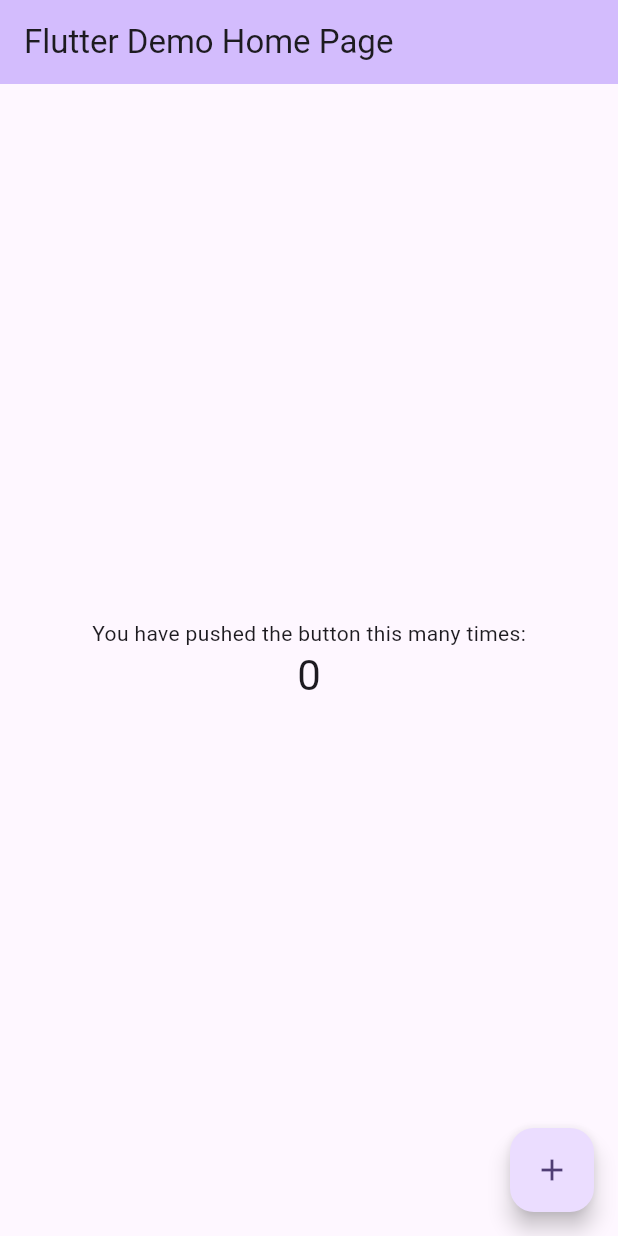
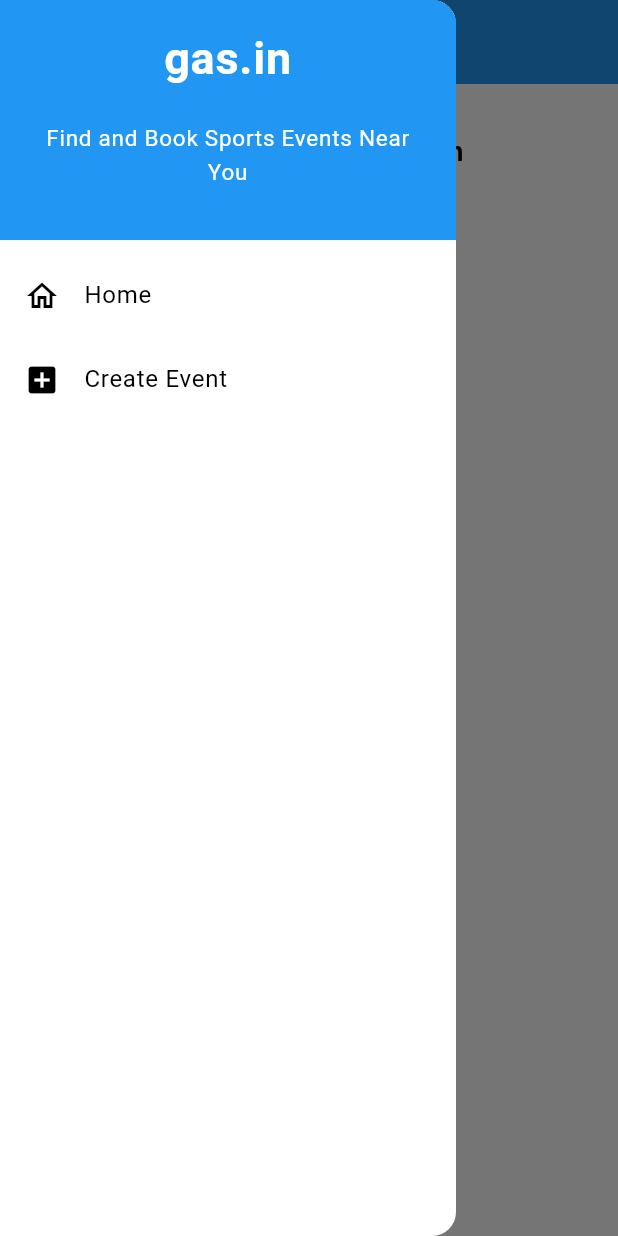
Before and after one commit to PBP-D-07/gas-in-mobile, a Flutter app: the screen it shows after launch, with the side drawer open (before the commit the screen has no drawer), on a phone screen of 412 x 824 dp. Run offline on Flutter 3.47's test engine with Material 3 defaults, Android fonts, the light colour scheme and no system bars; missing offline and left inert: pbp_django_auth.

Commit message:
create drawer and create event page

```diff
--- a/lib/main.dart
+++ b/lib/main.dart
@@ -1,4 +1,5 @@
 import 'package:flutter/material.dart';
+import 'package:gas_in/screens/menu.dart';
 import 'package:pbp_django_auth/pbp_django_auth.dart';
 import 'package:provider/provider.dart';
 
@@ -18,7 +19,7 @@ class MyApp extends StatelessWidget {
         return request;
       },
       child: MaterialApp(
-        title: 'Flutter Demo',
+        title: 'Pacil Ballers',
         theme: ThemeData(
           // This is the theme of your application.
           //
@@ -35,96 +36,11 @@ class MyApp extends StatelessWidget {
           //
           // This works for code too, not just values: Most code changes can be
           // tested with just a hot reload.
-          colorScheme: ColorScheme.fromSeed(seedColor: Colors.deepPurple),
+            colorScheme: ColorScheme.fromSwatch(primarySwatch: Colors.blue)
+          .copyWith(secondary: Colors.blueAccent[400]),
         ),
-        home: const MyHomePage(title: 'Flutter Demo Home Page'),
+        home: MyHomePage(),
       ),
     );
   }
 }
-
-class MyHomePage extends StatefulWidget {
-  const MyHomePage({super.key, required this.title});
-
-  // This widget is the home page of your application. It is stateful, meaning
-  // that it has a State object (defined below) that contains fields that affect
-  // how it looks.
-
-  // This class is the configuration for the state. It holds the values (in this
-  // case the title) provided by the parent (in this case the App widget) and
-  // used by the build method of the State. Fields in a Widget subclass are
-  // always marked "final".
-
-  final String title;
-
-  @override
-  State<MyHomePage> createState() => _MyHomePageState();
-}
-
-class _MyHomePageState extends State<MyHomePage> {
-  int _counter = 0;
-
-  void _incrementCounter() {
-    setState(() {
-      // This call to setState tells the Flutter framework that something has
-      // changed in this State, which causes it to rerun the build method below
-      // so that the display can reflect the updated values. If we changed
-      // _counter without calling setState(), then the build method would not be
-      // called again, and so nothing would appear to happen.
-      _counter++;
-    });
-  }
-
-  @override
-  Widget build(BuildContext context) {
-    // This method is rerun every time setState is called, for instance as done
-    // by the _incrementCounter method above.
-    //
-    // The Flutter framework has been optimized to make rerunning build methods
-    // fast, so that you can just rebuild anything that needs updating rather
-    // than having to individually change instances of widgets.
-    return Scaffold(
-      appBar: AppBar(
-        // TRY THIS: Try changing the color here to a specific color (to
-        // Colors.amber, perhaps?) and trigger a hot reload to see the AppBar
-        // change color while the other colors stay the same.
-        backgroundColor: Theme.of(context).colorScheme.inversePrimary,
-        // Here we take the value from the MyHomePage object that was created by
-        // the App.build method, and use it to set our appbar title.
-        title: Text(widget.title),
-      ),
-      body: Center(
-        // Center is a layout widget. It takes a single child and positions it
-        // in the middle of the parent.
-        child: Column(
-          // Column is also a layout widget. It takes a list of children and
-          // arranges them vertically. By default, it sizes itself to fit its
-          // children horizontally, and tries to be as tall as its parent.
-          //
-          // Column has various properties to control how it sizes itself and
-          // how it positions its children. Here we use mainAxisAlignment to
-          // center the children vertically; the main axis here is the vertical
-          // axis because Columns are vertical (the cross axis would be
-          // horizontal).
-          //
-          // TRY THIS: Invoke "debug painting" (choose the "Toggle Debug Paint"
-          // action in the IDE, or press "p" in the console), to see the
-          // wireframe for each widget.
-          mainAxisAlignment: MainAxisAlignment.center,
-          children: <Widget>[
-            const Text('You have pushed the button this many times:'),
-            Text(
-              '$_counter',
-              style: Theme.of(context).textTheme.headlineMedium,
-            ),
-          ],
-        ),
-      ),
-      floatingActionButton: FloatingActionButton(
-        onPressed: _incrementCounter,
-        tooltip: 'Increment',
-        child: const Icon(Icons.add),
-      ), // This trailing comma makes auto-formatting nicer for build methods.
-    );
-  }
-}
--- /dev/null
+++ b/lib/screens/menu.dart
@@ -0,0 +1,102 @@
+import 'package:flutter/material.dart';
+import 'package:gas_in/widgets/left_drawer.dart';
+
+class MyHomePage extends StatelessWidget {
+  const MyHomePage({super.key});
+
+  @override
+  Widget build(BuildContext context) {
+    // Scaffold menyediakan struktur dasar halaman dengan AppBar dan body.
+    return Scaffold(
+      appBar: AppBar(
+        title: const Text(
+          'gas.in',
+          style: TextStyle(color: Colors.white, fontWeight: FontWeight.bold),
+        ),
+        // Warna latar belakang AppBar diambil dari skema warna tema aplikasi.
+        backgroundColor: Theme.of(context).colorScheme.primary,
+      ),
+      drawer: LeftDrawer(),
+      // Body halaman dengan padding di sekelilingnya.
+      body: Padding(
+        padding: const EdgeInsets.all(16.0),
+        // Menyusun widget secara vertikal dalam sebuah kolom.
+        child: Column(
+          crossAxisAlignment: CrossAxisAlignment.center,
+          children: [
+            // Menempatkan widget berikutnya di tengah halaman.
+            Center(
+              child: Column(
+                // Menyusun teks dan grid item secara vertikal.
+                children: [
+                  // Menampilkan teks sambutan dengan gaya tebal dan ukuran 18.
+                  const Padding(
+                    padding: EdgeInsets.only(top: 16.0),
+                    child: Text(
+                      'Selamat datang di gas.in',
+                      style: TextStyle(
+                        fontWeight: FontWeight.bold,
+                        fontSize: 18.0,
+                      ),
+                    ),
+                  ),
+
+                  // Grid untuk menampilkan ItemCard dalam bentuk grid 3 kolom.
+                  GridView.count(
+                    primary: true,
+                    padding: const EdgeInsets.all(20),
+                    crossAxisSpacing: 10,
+                    mainAxisSpacing: 10,
+                    crossAxisCount: 3,
+                    // Agar grid menyesuaikan tinggi kontennya.
+                    shrinkWrap: true,
+                  ),
+                ],
+              ),
+            ),
+          ],
+        ),
+      ),
+    );
+  }
+}
+
+class InfoCard extends StatelessWidget {
+  // Kartu informasi yang menampilkan title dan content.
+
+  final String title; // Judul kartu.
+  final String content; // Isi kartu.
+
+  const InfoCard({super.key, required this.title, required this.content});
+
+  @override
+  Widget build(BuildContext context) {
+    return Card(
+      // Membuat kotak kartu dengan bayangan dibawahnya.
+      elevation: 2.0,
+      child: Container(
+        // Mengatur ukuran dan jarak di dalam kartu.
+        width:
+            MediaQuery.of(context).size.width /
+            3.5, // menyesuaikan dengan lebar device yang digunakan.
+        padding: const EdgeInsets.all(16.0),
+        // Menyusun title dan content secara vertikal.
+        child: Column(
+          children: [
+            Text(title, style: const TextStyle(fontWeight: FontWeight.bold)),
+            const SizedBox(height: 8.0),
+            Text(content),
+          ],
+        ),
+      ),
+    );
+  }
+}
+
+class ItemHomepage {
+  final String name;
+  final IconData icon;
+  final Color color;
+
+  ItemHomepage(this.name, this.icon, this.color);
+}
--- /dev/null
+++ b/lib/widgets/left_drawer.dart
@@ -0,0 +1,65 @@
+import 'package:flutter/material.dart';
+import 'package:gas_in/screens/menu.dart';
+import 'package:gas_in/EventMakerModule/screens/create_event.dart';
+
+class LeftDrawer extends StatelessWidget {
+  const LeftDrawer({super.key});
+
+  @override
+  Widget build(BuildContext context) {
+    return Drawer(
+      child: ListView(
+        children: [
+          const DrawerHeader(
+            decoration: BoxDecoration(color: Colors.blue),
+            child: Column(
+              children: [
+                Text(
+                  'gas.in',
+                  textAlign: TextAlign.center,
+                  style: TextStyle(
+                    fontSize: 30,
+                    fontWeight: FontWeight.bold,
+                    color: Colors.white,
+                  ),
+                ),
+                Padding(padding: EdgeInsets.all(10)),
+                Text(
+                  "Find and Book Sports Events Near You",
+                  textAlign: TextAlign.center,
+                  style: TextStyle(
+                    fontSize: 15,
+                    fontWeight: FontWeight.normal,
+                    color: Colors.white,
+                  ),
+                ),
+              ],
+            ),
+          ),
+          ListTile(
+            leading: const Icon(Icons.home_outlined),
+            title: const Text('Home'),
+            // Bagian redirection ke MyHomePage
+            onTap: () {
+              Navigator.pushReplacement(
+                context,
+                MaterialPageRoute(builder: (context) => MyHomePage()),
+              );
+            },
+          ),
+          ListTile(
+            leading: const Icon(Icons.add_box),
+            title: const Text('Create Event'),
+            // Bagian redirection ke MyHomePage
+            onTap: () {
+              Navigator.pushReplacement(
+                context,
+                MaterialPageRoute(builder: (context) => CreateEventPage()),
+              );
+            },
+          ),
+        ],
+      ),
+    );
+  }
+}
```
Also changed, not shown: lib/EventMakerModule/screens/create_event.dart (added, +237 -0 lines), lib/EventMakerModule/screens/edit_event.dart (added), lib/EventMakerModule/screens/event_detail.dart (added), lib/EventMakerModule/widgets/button.dart (added).
